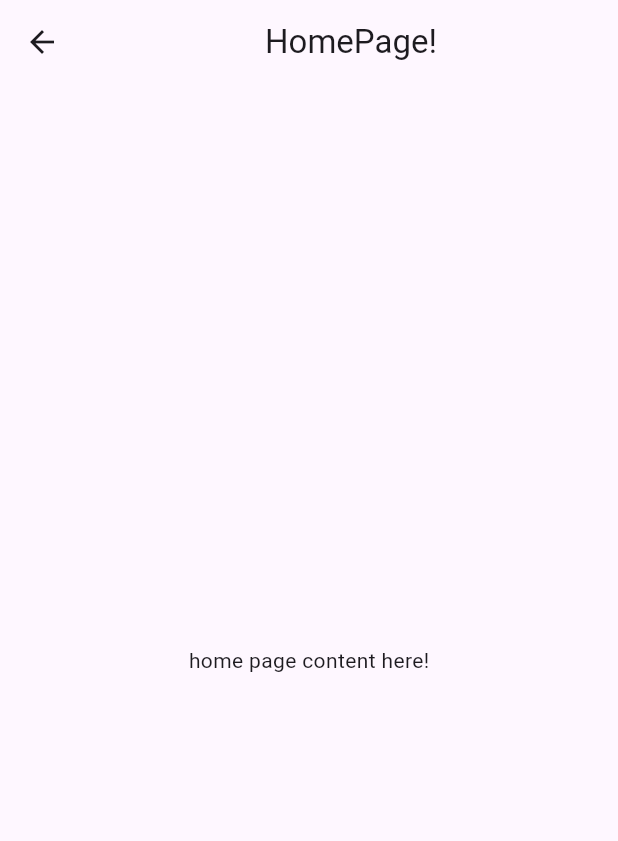
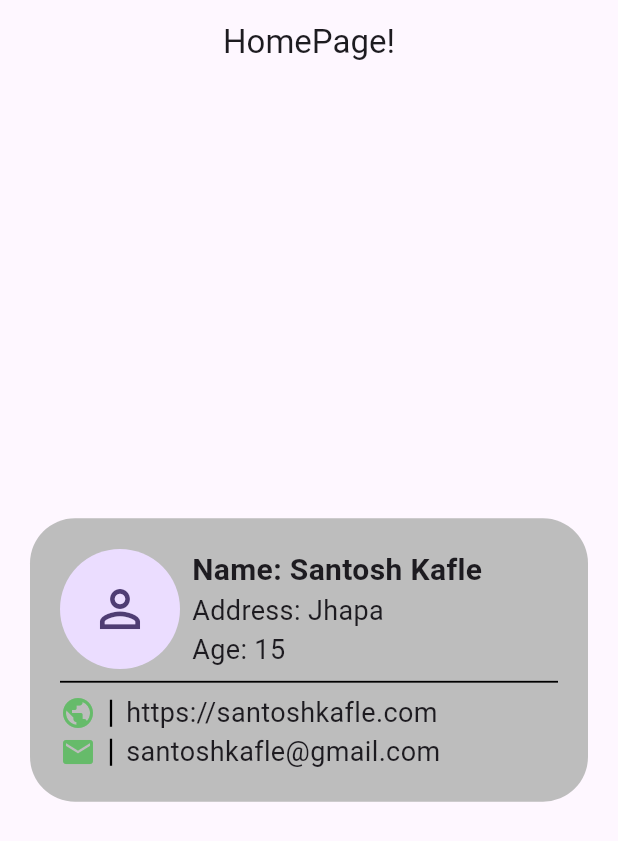
Before and after one commit to santoshkafle/new_app, a Flutter app: the Homepage screen opened directly, on a phone screen of 412 x 824 dp. Shown: the top 841 px of the screen. Run offline on Flutter 3.47's test engine with Material 3 defaults, Android fonts, the phone set to English and light mode, and no system bars.

Commit message:
homepage ui with cardview

```diff
--- a/lib/homepage.dart
+++ b/lib/homepage.dart
@@ -7,7 +7,98 @@ class Homepage extends StatelessWidget {
   Widget build(BuildContext context) {
     return Scaffold(
       appBar: AppBar(title: Center(child: Text("HomePage!"))),
-      body: Center(child: Text("home page content here!")),
+      body: Center(
+        child: Container(
+          padding: EdgeInsets.all(20),
+          margin: EdgeInsets.all(20),
+          decoration: BoxDecoration(
+            color: Colors.grey[400],
+            borderRadius: BorderRadius.circular(30),
+          ),
+          child: Column(
+            mainAxisSize: MainAxisSize.min,
+            children: [
+              //first childrreen....
+              Row(
+                spacing: 8,
+                children: [
+                  CircleAvatar(
+                    radius: 40,
+                    child: Icon(Icons.person_outline, size: 40),
+                  ),
+                  Column(
+                    crossAxisAlignment: CrossAxisAlignment.start,
+                    children: [
+                      Text(
+                        "Name: Santosh Kafle",
+                        style: TextStyle(
+                          fontSize: 20,
+                          fontWeight: FontWeight.bold,
+                        ),
+                      ),
+                      Text(
+                        "Address: Jhapa",
+                        style: TextStyle(
+                          fontSize: 18,
+                          fontWeight: FontWeight.w400,
+                        ),
+                      ),
+                      Text(
+                        "Age: 15",
+                        style: TextStyle(
+                          fontSize: 18,
+                          fontWeight: FontWeight.w400,
+                        ),
+                      ),
+                    ],
+                  ),
+                ],
+              ),
+              //second childrreen....
+              Divider(thickness: 1.2, color: Colors.black),
+              //Last childrreen....
+              Column(
+                children: [
+                  Row(
+                    children: [
+                      Icon(Icons.public, color: Colors.green[400]),
+                      SizedBox(
+                        height: 18,
+                        child: VerticalDivider(
+                          width: 20,
+                          thickness: 1.5,
+                          color: Colors.black,
+                        ),
+                      ),
+                      Text(
+                        "https://santoshkafle.com",
+                        style: TextStyle(fontSize: 18),
+                      ),
+                    ],
+                  ),
+                  Row(
+                    children: [
+                      Icon(Icons.email, color: Colors.green[400]),
+                      SizedBox(
+                        height: 18,
+                        child: VerticalDivider(
+                          width: 20,
+                          thickness: 1.5,
+                          color: Colors.black,
+                        ),
+                      ),
+                      Text(
+                        "santoshkafle@gmail.com",
+                        style: TextStyle(fontSize: 18),
+                      ),
+                    ],
+                  ),
+                ],
+              ),
+            ],
+          ),
+        ),
+      ),
     );
   }
 }
--- a/lib/main.dart
+++ b/lib/main.dart
@@ -19,7 +19,7 @@
       theme: ThemeData(
         colorScheme: ColorScheme.fromSeed(seedColor: Colors.deepPurple),
       ),
-      home: Registerpage(),
+      home: Homepage(),
     );
   }
 }
```
